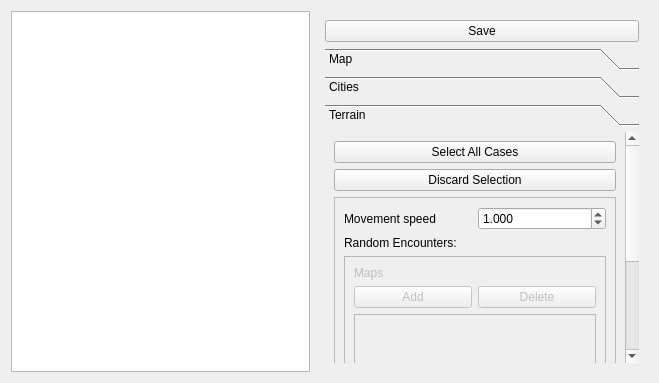
Old version of the form game_editor/worldmapeditor.ui in the repository Plaristote/fallout-equestria.
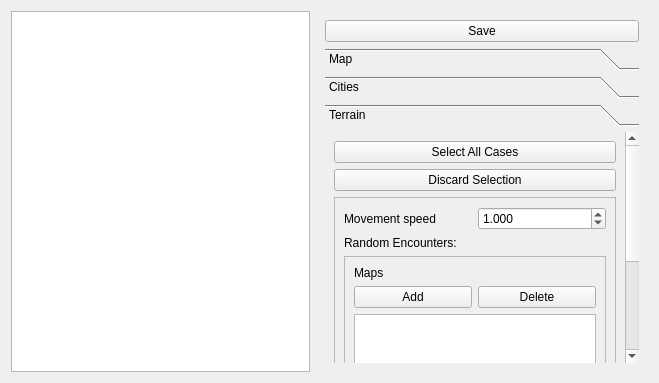
New version of the form.

```diff
--- a/game_editor/worldmapeditor.ui
+++ b/game_editor/worldmapeditor.ui
@@ -227,7 +227,7 @@
          <property name="geometry">
           <rect>
            <x>0</x>
-           <y>0</y>
+           <y>-26</y>
            <width>288</width>
            <height>388</height>
           </rect>
@@ -291,7 +291,7 @@
              <item row="2" column="0" colspan="2">
               <widget class="QFrame" name="frameEncounters">
                <property name="enabled">
-                <bool>false</bool>
+                <bool>true</bool>
                </property>
                <property name="frameShape">
                 <enum>QFrame::StyledPanel</enum>
@@ -317,7 +317,7 @@
                 <item row="1" column="1">
                  <widget class="QPushButton" name="encounterDelMap">
                   <property name="enabled">
-                   <bool>false</bool>
+                   <bool>true</bool>
                   </property>
                   <property name="text">
                    <string>Delete</string>
```
Left out of the diff: 8 changed lines with no effect on the pictures.
